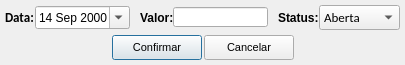
Qt form loja/tela_editar_parcela.ui (jmessias1725/sexloja) before a commit.
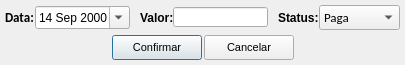
The same form after that commit. Icons and pictures are not drawn.

The edit to the form file:
```diff
--- a/loja/tela_editar_parcela.ui
+++ b/loja/tela_editar_parcela.ui
@@ -227,7 +227,7 @@
        </property>
        <item>
         <property name="text">
-         <string>Aberta</string>
+         <string>Paga</string>
         </property>
        </item>
        <item>
```
Left out of the diff: 2 changed lines with no effect on the pictures.
